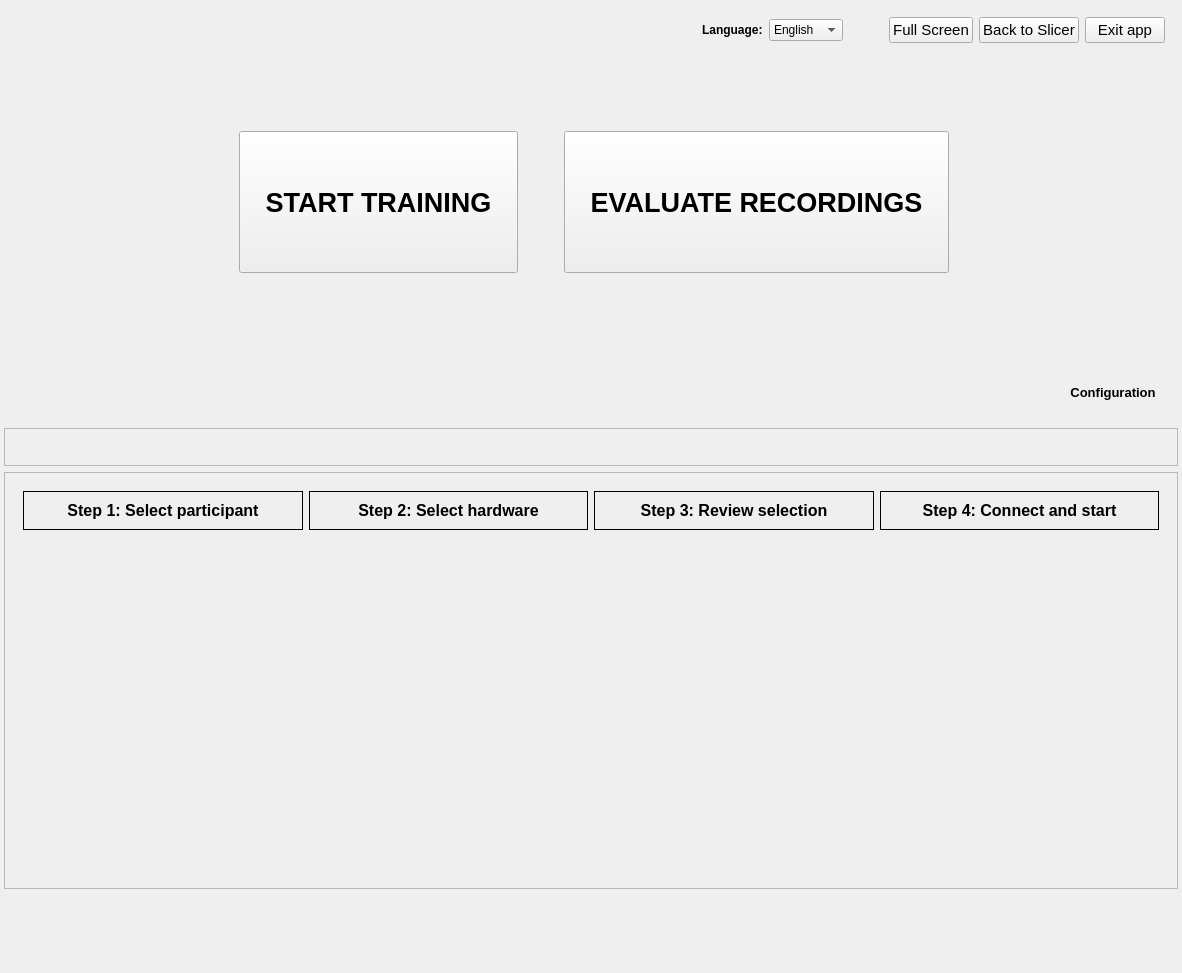
This is Modules/Home/Resources/UI/Home.ui in EBATINCA/TrainUS as Qt 5 draws it before an edit. The edited form follows.
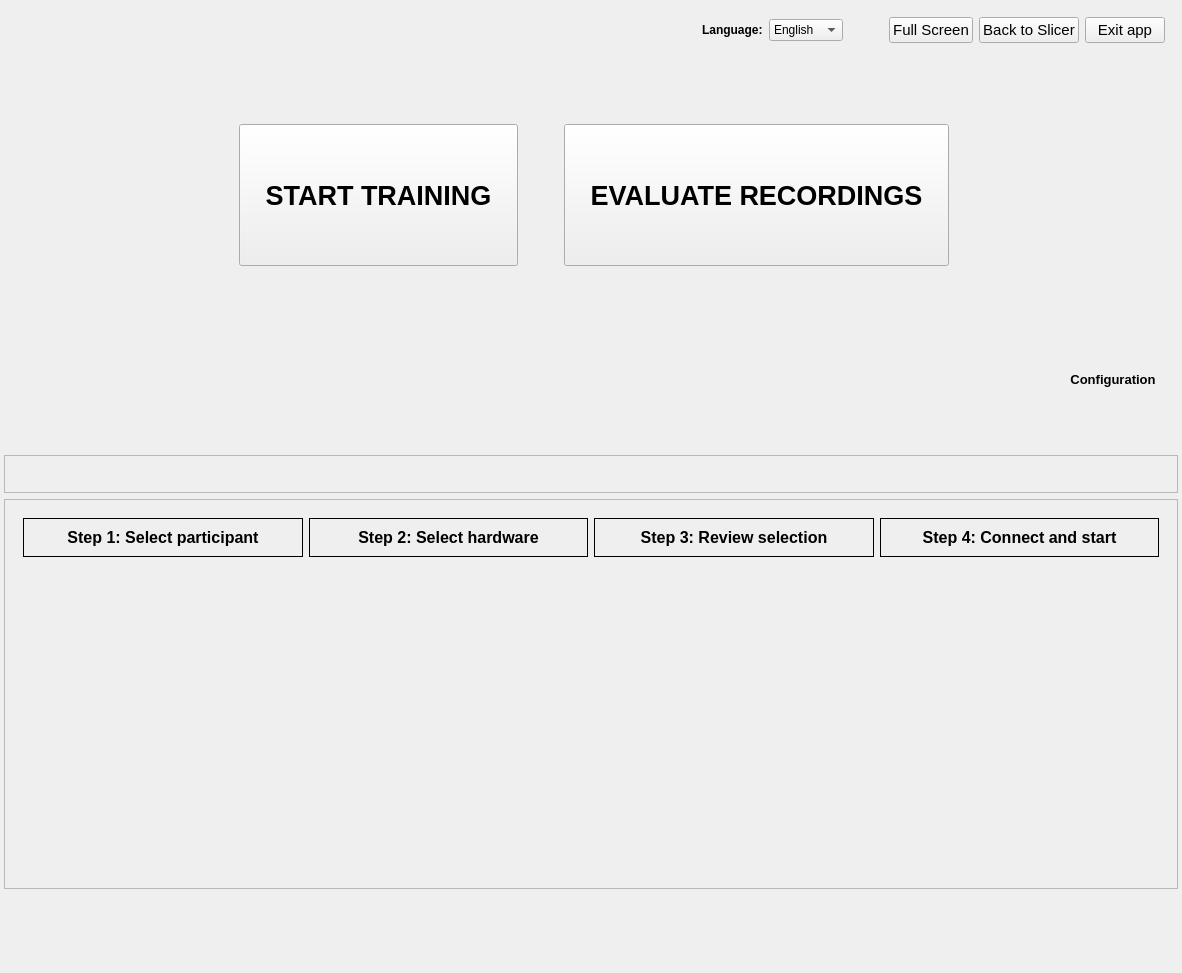
This is the edited form. Custom widgets are drawn as their Qt base class.

```diff
--- a/Modules/Home/Resources/UI/Home.ui
+++ b/Modules/Home/Resources/UI/Home.ui
@@ -79,6 +79,7 @@
               <property name="font">
                <font>
                 <pointsize>12</pointsize>
+                <weight>75</weight>
                 <bold>true</bold>
                </font>
               </property>
@@ -125,6 +126,7 @@
               <property name="font">
                <font>
                 <pointsize>12</pointsize>
+                <weight>75</weight>
                 <bold>true</bold>
                </font>
               </property>
@@ -171,6 +173,7 @@
               <property name="font">
                <font>
                 <pointsize>12</pointsize>
+                <weight>75</weight>
                 <bold>true</bold>
                </font>
               </property>
@@ -217,6 +220,7 @@
               <property name="font">
                <font>
                 <pointsize>12</pointsize>
+                <weight>75</weight>
                 <bold>true</bold>
                </font>
               </property>
@@ -493,6 +497,7 @@
            <property name="font">
             <font>
              <pointsize>20</pointsize>
+             <weight>75</weight>
              <bold>true</bold>
             </font>
            </property>
@@ -560,6 +565,7 @@
            <property name="font">
             <font>
              <pointsize>20</pointsize>
+             <weight>75</weight>
              <bold>true</bold>
             </font>
            </property>
@@ -667,6 +673,7 @@
            <property name="font">
             <font>
              <pointsize>10</pointsize>
+             <weight>75</weight>
              <bold>true</bold>
             </font>
            </property>
@@ -684,6 +691,32 @@
            </property>
           </widget>
          </item>
+         <item row="1" column="3">
+          <spacer name="horizontalSpacer_7">
+           <property name="orientation">
+            <enum>Qt::Horizontal</enum>
+           </property>
+           <property name="sizeHint" stdset="0">
+            <size>
+             <width>40</width>
+             <height>20</height>
+            </size>
+           </property>
+          </spacer>
+         </item>
+         <item row="2" column="4">
+          <spacer name="verticalSpacer_3">
+           <property name="orientation">
+            <enum>Qt::Vertical</enum>
+           </property>
+           <property name="sizeHint" stdset="0">
+            <size>
+             <width>20</width>
+             <height>40</height>
+            </size>
+           </property>
+          </spacer>
+         </item>
         </layout>
        </widget>
       </item>
```
Left out of the diff: 22 changed lines with no effect on the pictures.
